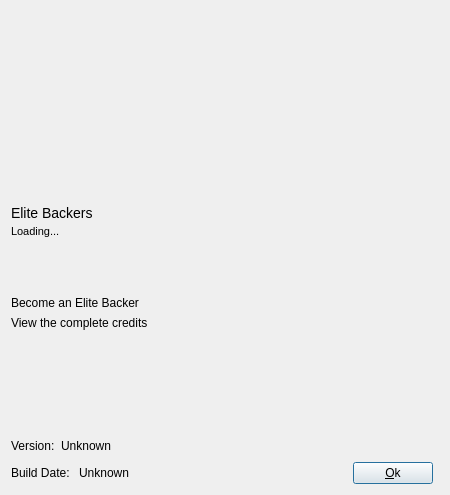
The window that src/gui/src/AboutDialogBase.ui (deskflow/deskflow) describes before a commit, drawn with Qt 5.
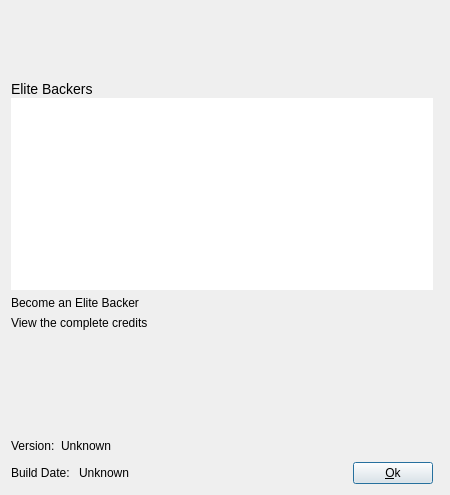
The same window after the commit. Icons and pictures are not drawn.

Commit message:
Use vertical scroll on the about screen (#7199)
* Replace scroll area with QTextBrowser

* Update about text

* Fix version number on macOS

Diff of the .ui file:
```diff
--- a/src/gui/src/AboutDialogBase.ui
+++ b/src/gui/src/AboutDialogBase.ui
@@ -121,70 +121,16 @@
       </widget>
      </item>
      <item>
-      <widget class="QScrollArea" name="scrollAreaEliteBackers">
-       <property name="sizePolicy">
-        <sizepolicy hsizetype="Preferred" vsizetype="Preferred">
-         <horstretch>0</horstretch>
-         <verstretch>0</verstretch>
-        </sizepolicy>
-       </property>
-       <property name="minimumSize">
-        <size>
-         <width>0</width>
-         <height>0</height>
-        </size>
+      <widget class="QTextBrowser" name="textEliteBackers">
+       <property name="styleSheet">
+        <string notr="true">font-size: 11px;</string>
        </property>
        <property name="frameShape">
         <enum>QFrame::NoFrame</enum>
        </property>
-       <property name="widgetResizable">
-        <bool>true</bool>
+       <property name="horizontalScrollBarPolicy">
+        <enum>Qt::ScrollBarAlwaysOff</enum>
        </property>
-       <widget class="QWidget" name="scrollAreaWidgetContents">
-        <property name="geometry">
-         <rect>
-          <x>0</x>
-          <y>0</y>
-          <width>419</width>
-          <height>83</height>
-         </rect>
-        </property>
-        <layout class="QHBoxLayout" name="horizontalLayout_3">
-         <property name="leftMargin">
-          <number>0</number>
-         </property>
-         <property name="topMargin">
-          <number>3</number>
-         </property>
-         <property name="rightMargin">
-          <number>3</number>
-         </property>
-         <item>
-          <widget class="QLabel" name="labelEliteBackersData">
-           <property name="minimumSize">
-            <size>
-             <width>0</width>
-             <height>10</height>
-            </size>
-           </property>
-           <property name="font">
-            <font>
-             <pointsize>-1</pointsize>
-            </font>
-           </property>
-           <property name="styleSheet">
-            <string notr="true">font-size: 11px;s</string>
-           </property>
-           <property name="text">
-            <string>Loading...</string>
-           </property>
-           <property name="alignment">
-            <set>Qt::AlignLeading|Qt::AlignLeft|Qt::AlignTop</set>
-           </property>
-          </widget>
-         </item>
-        </layout>
-       </widget>
       </widget>
      </item>
     </layout>
```
The commit also changes 1 other file.
